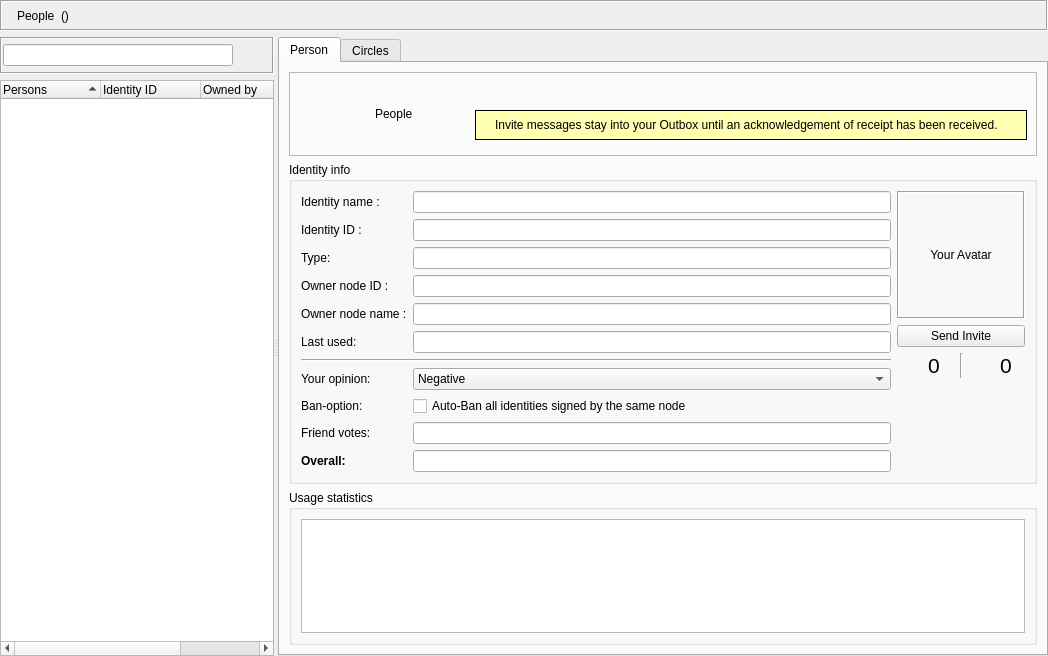
Qt form retroshare-gui/src/gui/Identity/IdDialog.ui (RetroShare/RetroShare) before a commit.
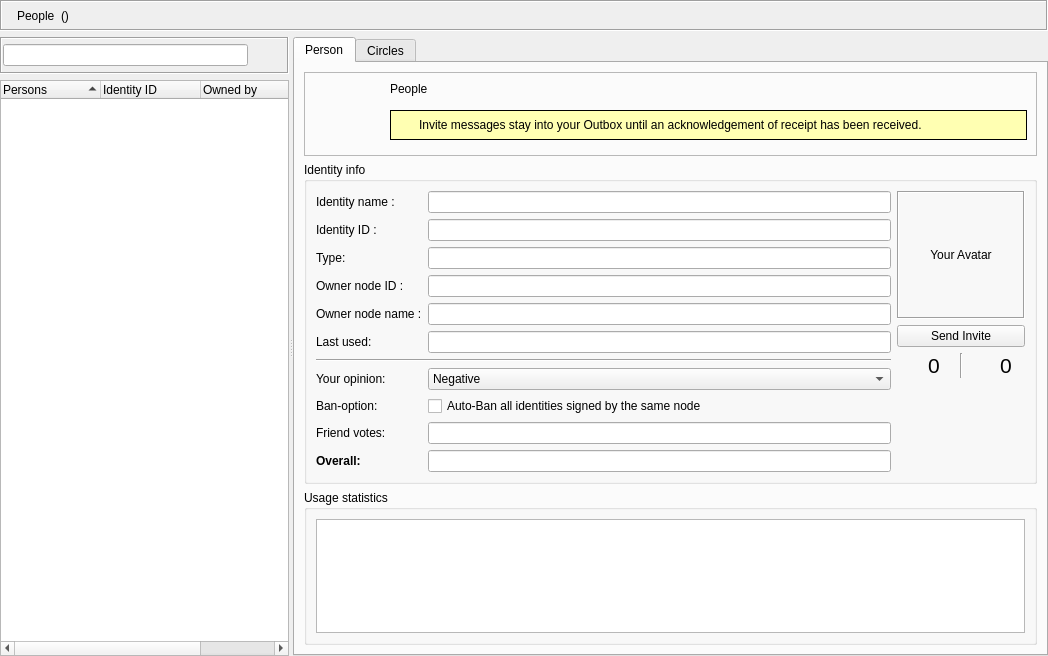
The same form after that commit. Icons and pictures are not drawn. Custom widgets are drawn as their Qt base class.

Commit message: people header fix layout so invite panel does not obstruct the name

```diff
--- a/retroshare-gui/src/gui/Identity/IdDialog.ui
+++ b/retroshare-gui/src/gui/Identity/IdDialog.ui
@@ -310,15 +310,15 @@
              </property>
             </widget>
            </item>
-           <item row="0" column="1" rowspan="2" colspan="2">
-            <widget class="StyledElidedLabel" name="headerTextLabel_Person">
-             <property name="text">
-              <string>People</string>
-             </property>
-            </widget>
-           </item>
            <item row="0" column="3">
             <layout class="QVBoxLayout" name="verticalLayout">
+             <item>
+              <widget class="StyledElidedLabel" name="headerTextLabel_Person">
+               <property name="text">
+                <string>People</string>
+               </property>
+              </widget>
+             </item>
              <item>
               <spacer name="verticalSpacer">
                <property name="orientation">
```
Left out of the diff: 1 changed line with no effect on the pictures.
